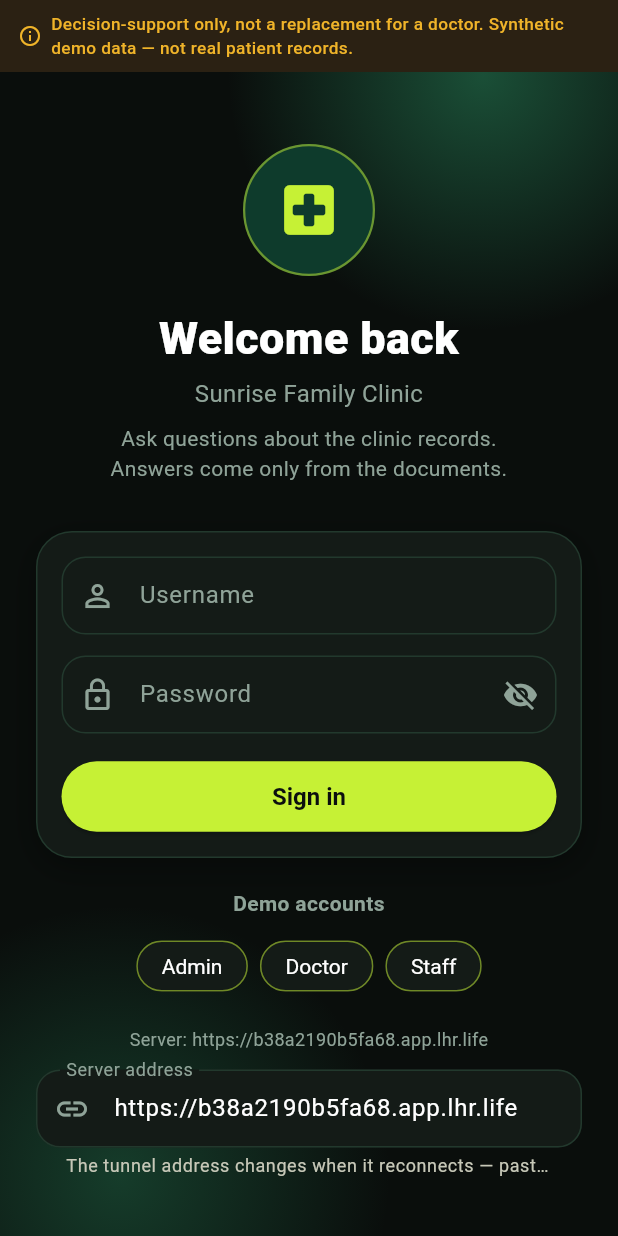
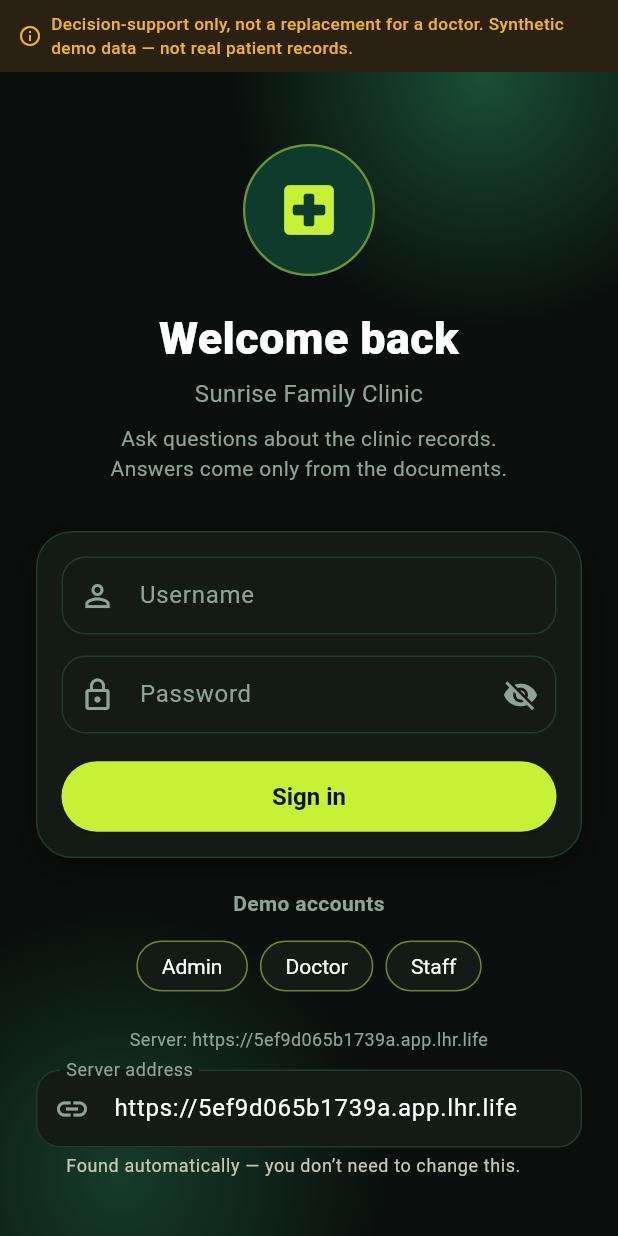
Before and after one commit to iamkorvynn/health-rag-chatbot, a Flutter app: the screen it shows after launch, on a phone screen of 412 x 824 dp. Run offline on Flutter 3.47's test engine with Material 3 defaults, Android fonts, the phone set to English and light mode, and no system bars; our stand-ins replace shared_preferences, speech_to_text; network calls fail.

Commit message:
APK finds the server itself — auto-resolve backend URL on startup
The free tunnel URL rotates on reconnect, so the baked-in address went
stale within minutes and sign-in failed. The app now resolves the live
address on startup, in order: (a) the public gist the VPS keep-alive
updates on every rotation (cache-buster, 8s timeout, one retry),
(b) the site's /api-url.json, (c) the baked-in default. The resolved URL
is cached and shown in the login screen's Server field (still editable,
but never needs to be touched). Startup shows a brief 'Connecting to the
clinic server…' state. No other behavior changed.

```diff
--- a/flutter-app/lib/config.dart
+++ b/flutter-app/lib/config.dart
@@ -12,7 +12,7 @@ class AppConfig {
   /// Default API base URL (current public tunnel, 2026-11-18).
   /// Changeable in Settings -> API base URL; persisted on device.
   static const String defaultBaseUrl =
-      'https://b38a2190b5fa68.app.lhr.life';
+      'https://5ef9d065b1739a.app.lhr.life';
 
   static const String disclaimer =
       'Decision-support only, not a replacement for a doctor. '
--- a/flutter-app/lib/main.dart
+++ b/flutter-app/lib/main.dart
@@ -9,6 +9,7 @@ import 'screens/more_screen.dart';
 import 'screens/patients_screen.dart';
 import 'screens/visit_screen.dart';
 import 'theme.dart';
+import 'url_resolver.dart';
 
 /// Health RAG Chatbot — Sunrise Family Clinic (native Android app).
 ///
@@ -38,7 +39,13 @@ class _HealthRagAppState extends State<HealthRagApp> {
 
   Future<void> _restoreSession() async {
     final prefs = await SharedPreferences.getInstance();
-    final baseUrl = prefs.getString('base_url') ?? AppConfig.defaultBaseUrl;
+    final savedUrl = prefs.getString('base_url');
+    // The tunnel URL rotates — resolve the live address first so the app
+    // finds the server itself. A saved/manual URL is only the fallback.
+    final baseUrl = await BackendUrlResolver.resolve(
+      fallback: savedUrl ?? AppConfig.defaultBaseUrl,
+    );
+    await prefs.setString('base_url', baseUrl);
     final language = prefs.getString('language') ?? 'en';
     final client = ApiClient(baseUrl: baseUrl)
       ..token = prefs.getString('jwt_token');
@@ -100,7 +107,16 @@ class _HealthRagAppState extends State<HealthRagApp> {
       debugShowCheckedModeBanner: false,
       home: _loading || _client == null
           ? const Scaffold(
-              body: Center(child: CircularProgressIndicator()),
+              body: Center(
+                child: Column(
+                  mainAxisSize: MainAxisSize.min,
+                  children: [
+                    CircularProgressIndicator(),
+                    SizedBox(height: 16),
+                    Text('Connecting to the clinic server…'),
+                  ],
+                ),
+              ),
             )
           : _client!.token == null
               ? LoginScreen(
--- a/flutter-app/lib/screens/login_screen.dart
+++ b/flutter-app/lib/screens/login_screen.dart
@@ -7,8 +7,9 @@ import '../theme.dart';
 /// Login screen. JWT auth against POST /auth/login.
 /// Demo accounts are the project's documented seed accounts
 /// (admin / doctor / staff) — tap a chip to fill them in.
-/// The server address is editable here because the free tunnel URL rotates:
-/// without it, a stale default would lock the user out of Settings.
+/// The server address is found automatically on startup (see
+/// url_resolver.dart) and shown here; it stays editable as a fallback,
+/// but the user should never need to change it.
 class LoginScreen extends StatefulWidget {
   final ApiClient client;
   final VoidCallback onLoggedIn;
@@ -236,7 +237,7 @@ class _LoginScreenState extends State<LoginScreen> {
                           labelText: 'Server address',
                           prefixIcon: Icon(Icons.link),
                           helperText:
-                              'The tunnel address changes when it reconnects — paste the new one here if sign-in fails.',
+                              'Found automatically — you don’t need to change this.',
                         ),
                         keyboardType: TextInputType.url,
                         autocorrect: false,
--- /dev/null
+++ b/flutter-app/lib/url_resolver.dart
@@ -0,0 +1,59 @@
+import 'dart:convert';
+
+import 'package:http/http.dart' as http;
+
+/// Resolves the current backend base URL without any user input.
+///
+/// The free tunnel URL rotates on reconnect, so the address the app was
+/// built with goes stale within minutes. The resolver asks, in order:
+///   (a) the public gist the VPS keep-alive updates on every rotation
+///       (fetched with a cache-buster `?t=<epoch ms>`, 8s timeout, one retry);
+///   (b) the website's /api-url.json (the same JSON, written at site build
+///       time by repo/web/scripts/write-api-url.js);
+///   (c) the baked-in default (only if both lookups fail).
+/// The resolved URL is cached in SharedPreferences by the caller.
+class BackendUrlResolver {
+  static const String gistRawUrl =
+      'https://gist.githubusercontent.com/iamkorvynn/2c01b4fcaa4f8649a477d9c46f483560/raw/health-rag-backend-url.json';
+  static const String siteApiUrl =
+      'https://health-rag-chatbot.pages.dev/api-url.json';
+
+  static const Duration _timeout = Duration(seconds: 8);
+
+  static Future<String> resolve({
+    required String fallback,
+    http.Client? httpClient,
+  }) async {
+    final client = httpClient ?? http.Client();
+    // (a) Gist, with one retry.
+    for (var attempt = 0; attempt < 2; attempt++) {
+      final url = await _fetchUrl(
+        client,
+        '$gistRawUrl?t=${DateTime.now().millisecondsSinceEpoch}',
+      );
+      if (url != null) return url;
+    }
+    // (b) Site json.
+    final siteUrl = await _fetchUrl(client, siteApiUrl);
+    if (siteUrl != null) return siteUrl;
+    // (c) Baked-in default.
+    return fallback;
+  }
+
+  static Future<String?> _fetchUrl(http.Client client, String url) async {
+    try {
+      final res = await client.get(Uri.parse(url)).timeout(_timeout);
+      if (res.statusCode != 200) return null;
+      final decoded = jsonDecode(res.body);
+      if (decoded is Map<String, dynamic>) {
+        final value = decoded['url'];
+        if (value is String && value.startsWith('https://')) {
+          return value.replaceAll(RegExp(r'/$'), '');
+        }
+      }
+    } catch (_) {
+      // Any failure here just moves on to the next source.
+    }
+    return null;
+  }
+}
```
Also changed, not shown: 2 other files.
